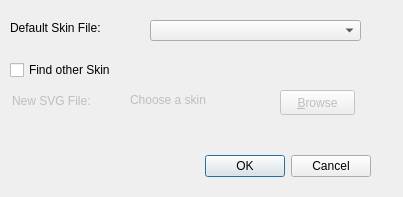
The window that ihm/finderSkinUI.ui (KDE/kscd) describes before a commit, drawn with Qt 5.
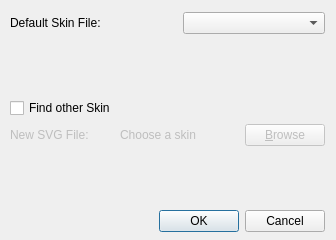
The same window after the commit. Icons and pictures are not drawn.

Commit message: * Save the skin when the application is closed. * Add slider for the time.

The edit to the form file:
```diff
--- a/ihm/finderSkinUI.ui
+++ b/ihm/finderSkinUI.ui
@@ -5,112 +5,128 @@
    <rect>
     <x>0</x>
     <y>0</y>
-    <width>403</width>
-    <height>197</height>
+    <width>336</width>
+    <height>240</height>
    </rect>
   </property>
+  <property name="sizePolicy" >
+   <sizepolicy vsizetype="Minimum" hsizetype="Minimum" >
+    <horstretch>0</horstretch>
+    <verstretch>0</verstretch>
+   </sizepolicy>
+  </property>
+  <property name="minimumSize" >
+   <size>
+    <width>336</width>
+    <height>240</height>
+   </size>
+  </property>
+  <property name="maximumSize" >
+   <size>
+    <width>336</width>
+    <height>240</height>
+   </size>
+  </property>
   <property name="windowTitle" >
    <string>Find out a new skin</string>
   </property>
-  <widget class="QDialogButtonBox" name="buttonBox" >
+  <property name="windowIcon" >
+   <iconset>../hi32-app-kscd.png</iconset>
+  </property>
+  <widget class="QWidget" name="" >
    <property name="geometry" >
     <rect>
-     <x>50</x>
-     <y>150</y>
-     <width>321</width>
-     <height>32</height>
-    </rect>
-   </property>
-   <property name="orientation" >
-    <enum>Qt::Horizontal</enum>
-   </property>
-   <property name="standardButtons" >
-    <set>QDialogButtonBox::Cancel|QDialogButtonBox::NoButton|QDialogButtonBox::Ok</set>
-   </property>
-  </widget>
-  <widget class="QLabel" name="lDefaultSkin" >
-   <property name="geometry" >
-    <rect>
      <x>10</x>
-     <y>20</y>
-     <width>101</width>
-     <height>16</height>
+     <y>12</y>
+     <width>315</width>
+     <height>220</height>
     </rect>
    </property>
-   <property name="text" >
-    <string>Default Skin File:</string>
-   </property>
-  </widget>
-  <widget class="QPushButton" name="browserButton" >
-   <property name="enabled" >
-    <bool>false</bool>
-   </property>
-   <property name="geometry" >
-    <rect>
-     <x>280</x>
-     <y>90</y>
-     <width>75</width>
-     <height>25</height>
-    </rect>
-   </property>
-   <property name="text" >
-    <string>&amp;Browse</string>
-   </property>
-  </widget>
-  <widget class="QLabel" name="lTitleSkin" >
-   <property name="enabled" >
-    <bool>false</bool>
-   </property>
-   <property name="geometry" >
-    <rect>
-     <x>130</x>
-     <y>90</y>
-     <width>121</width>
-     <height>20</height>
-    </rect>
-   </property>
-   <property name="text" >
-    <string>Choose a skin</string>
-   </property>
-  </widget>
-  <widget class="QCheckBox" name="checkOtherSkin" >
-   <property name="geometry" >
-    <rect>
-     <x>10</x>
-     <y>60</y>
-     <width>111</width>
-     <height>20</height>
-    </rect>
-   </property>
-   <property name="text" >
-    <string>Find other Skin</string>
-   </property>
-  </widget>
-  <widget class="QComboBox" name="comboBoxTitleSkin" >
-   <property name="geometry" >
-    <rect>
-     <x>150</x>
-     <y>20</y>
-     <width>211</width>
-     <height>21</height>
-    </rect>
-   </property>
-  </widget>
-  <widget class="QLabel" name="lNewSkin" >
-   <property name="enabled" >
-    <bool>false</bool>
-   </property>
-   <property name="geometry" >
-    <rect>
-     <x>12</x>
-     <y>93</y>
-     <width>81</width>
-     <height>16</height>
-    </rect>
-   </property>
-   <property name="text" >
-    <string>New SVG File:</string>
-   </property>
+   <layout class="QGridLayout" >
+    <item row="0" column="0" colspan="2" >
+     <widget class="QLabel" name="lDefaultSkin" >
+      <property name="text" >
+       <string>Default Skin File:</string>
+      </property>
+     </widget>
+    </item>
+    <item row="0" column="2" colspan="2" >
+     <widget class="QComboBox" name="comboBoxTitleSkin" />
+    </item>
+    <item row="1" column="0" >
+     <spacer>
+      <property name="orientation" >
+       <enum>Qt::Vertical</enum>
+      </property>
+      <property name="sizeHint" >
+       <size>
+        <width>104</width>
+        <height>41</height>
+       </size>
+      </property>
+     </spacer>
+    </item>
+    <item row="2" column="0" colspan="3" >
+     <widget class="QCheckBox" name="checkOtherSkin" >
+      <property name="text" >
+       <string>Find other Skin</string>
+      </property>
+     </widget>
+    </item>
+    <item row="3" column="0" >
+     <widget class="QLabel" name="lNewSkin" >
+      <property name="enabled" >
+       <bool>false</bool>
+      </property>
+      <property name="text" >
+       <string>New SVG File:</string>
+      </property>
+     </widget>
+    </item>
+    <item row="3" column="1" colspan="2" >
+     <widget class="QLabel" name="lTitleSkin" >
+      <property name="enabled" >
+       <bool>false</bool>
+      </property>
+      <property name="text" >
+       <string>Choose a skin</string>
+      </property>
+     </widget>
+    </item>
+    <item row="3" column="3" >
+     <widget class="QPushButton" name="browserButton" >
+      <property name="enabled" >
+       <bool>false</bool>
+      </property>
+      <property name="text" >
+       <string>&amp;Browse</string>
+      </property>
+     </widget>
+    </item>
+    <item row="4" column="0" colspan="2" >
+     <spacer>
+      <property name="orientation" >
+       <enum>Qt::Vertical</enum>
+      </property>
+      <property name="sizeHint" >
+       <size>
+        <width>104</width>
+        <height>41</height>
+       </size>
+      </property>
+     </spacer>
+    </item>
+    <item row="5" column="0" colspan="4" >
+     <widget class="QDialogButtonBox" name="buttonBox" >
+      <property name="orientation" >
+       <enum>Qt::Horizontal</enum>
+      </property>
+      <property name="standardButtons" >
+       <set>QDialogButtonBox::Cancel|QDialogButtonBox::NoButton|QDialogButtonBox::Ok</set>
+      </property>
+     </widget>
+    </item>
+   </layout>
   </widget>
  </widget>
  <resources/>
```
The commit also changes 13 other files.
